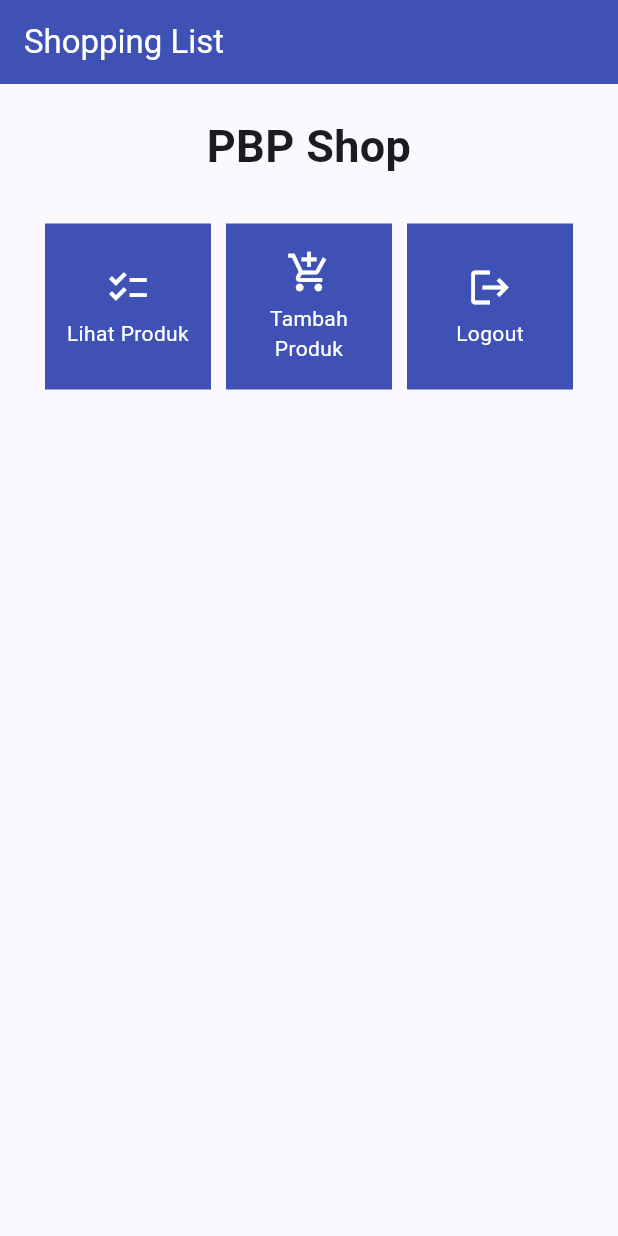
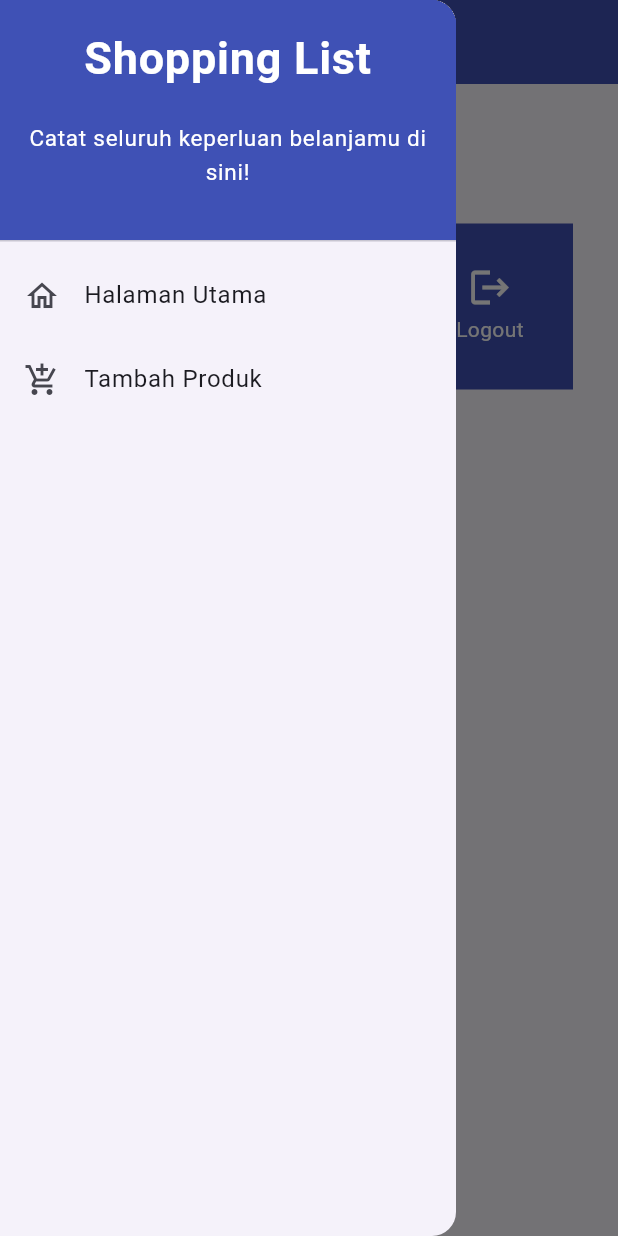
Before and after one commit to DevinFaiz/shopping-list-mobile, a Flutter app: the screen it shows after launch, with the side drawer open (before the commit the screen has no drawer), on a phone screen of 412 x 824 dp. Run offline on Flutter 3.47's test engine with Material 2 defaults, Android fonts, the phone set to English and light mode, and no system bars.

Commit message:
tutorial 7 selesai

```diff
--- a/lib/menu.dart
+++ b/lib/screens/menu.dart
@@ -1,4 +1,6 @@
 import 'package:flutter/material.dart';
+import 'package:shopping_list/widgets/left_drawer.dart';
+import 'package:shopping_list/widgets/shop_card.dart'; // Import ShopCard dari widgets
 
 class MyHomePage extends StatelessWidget {
   MyHomePage({Key? key}) : super(key: key);
@@ -26,7 +28,10 @@ class MyHomePage extends StatelessWidget {
           'Shopping List',
           style: TextStyle(color: Colors.white),
         ),
+        foregroundColor: Colors.white,
       ),
+      // Masukkan drawer sebagai parameter nilai drawer dari widget Scaffold
+      drawer: const LeftDrawer(),
       body: SingleChildScrollView(
         // Widget wrapper yang dapat discroll
         child: Padding(
@@ -67,55 +72,3 @@ class MyHomePage extends StatelessWidget {
     );
   }
 }
-
-class ShopItem {
-  final String name;
-  final IconData icon;
-
-  ShopItem(this.name, this.icon);
-}
-
-class ShopCard extends StatelessWidget {
-  final ShopItem item;
-
-  const ShopCard(this.item, {super.key}); // Constructor
-
-  @override
-  Widget build(BuildContext context) {
-    return Material(
-      color: Colors.indigo,
-      child: InkWell(
-        // Area responsive terhadap sentuhan
-        onTap: () {
-          // Memunculkan SnackBar ketika diklik
-          ScaffoldMessenger.of(context)
-            ..hideCurrentSnackBar()
-            ..showSnackBar(SnackBar(
-                content: Text("Kamu telah menekan tombol ${item.name}!")));
-        },
-        child: Container(
-          // Container untuk menyimpan Icon dan Text
-          padding: const EdgeInsets.all(8),
-          child: Center(
-            child: Column(
-              mainAxisAlignment: MainAxisAlignment.center,
-              children: [
-                Icon(
-                  item.icon,
-                  color: Colors.white,
-                  size: 30.0,
-                ),
-                const Padding(padding: EdgeInsets.all(3)),
-                Text(
-                  item.name,
-                  textAlign: TextAlign.center,
-                  style: const TextStyle(color: Colors.white),
-                ),
-              ],
-            ),
-          ),
-        ),
-      ),
-    );
-  }
-}
--- /dev/null
+++ b/lib/widgets/left_drawer.dart
@@ -0,0 +1,65 @@
+import 'package:flutter/material.dart';
+import 'package:shopping_list/screens/menu.dart';
+import 'package:shopping_list/screens/shoplist_form.dart'; // Import halaman ShopFormPage
+
+class LeftDrawer extends StatelessWidget {
+  const LeftDrawer({super.key});
+
+  @override
+  Widget build(BuildContext context) {
+    return Drawer(
+      child: ListView(
+        children: [
+          const DrawerHeader(
+            decoration: BoxDecoration(
+              color: Colors.indigo,
+            ),
+            child: Column(
+              children: [
+                Text(
+                  'Shopping List',
+                  textAlign: TextAlign.center,
+                  style: TextStyle(
+                    fontSize: 30,
+                    fontWeight: FontWeight.bold,
+                    color: Colors.white,
+                  ),
+                ),
+                Padding(padding: EdgeInsets.all(10)),
+                Text(
+                  "Catat seluruh keperluan belanjamu di sini!",
+                  textAlign: TextAlign.center,
+                  style: TextStyle(
+                    fontSize: 15,
+                    color: Colors.white,
+                    fontWeight: FontWeight.normal,
+                  ), // Tambahkan gaya teks
+                ),
+              ],
+            ),
+          ),
+          ListTile(
+            leading: const Icon(Icons.home_outlined),
+            title: const Text('Halaman Utama'),
+            onTap: () {
+              Navigator.pushReplacement(
+                context,
+                MaterialPageRoute(builder: (context) => MyHomePage()),
+              );
+            },
+          ),
+          ListTile(
+            leading: const Icon(Icons.add_shopping_cart),
+            title: const Text('Tambah Produk'),
+            onTap: () {
+              Navigator.push(
+                context,
+                MaterialPageRoute(builder: (context) => const ShopFormPage()), // Routing ke ShopFormPage
+              );
+            },
+          ),
+        ],
+      ),
+    );
+  }
+}
--- /dev/null
+++ b/lib/widgets/shop_card.dart
@@ -0,0 +1,56 @@
+import 'package:flutter/material.dart';
+import 'package:shopping_list/screens/shoplist_form.dart'; // Import halaman ShopFormPage
+
+class ShopItem {
+  final String name;
+  final IconData icon;
+
+  ShopItem(this.name, this.icon);
+}
+
+class ShopCard extends StatelessWidget {
+  final ShopItem item;
+
+  const ShopCard(this.item, {Key? key}) : super(key: key);
+
+  @override
+  Widget build(BuildContext context) {
+    return Material(
+      color: Colors.indigo,
+      child: InkWell(
+        onTap: () {
+          ScaffoldMessenger.of(context).showSnackBar(
+            SnackBar(
+              content: Text("Kamu telah menekan tombol ${item.name}!"),
+            ),
+          );
+          if (item.name == "Tambah Produk") {
+            Navigator.push(
+              context,
+              MaterialPageRoute(builder: (context) => const ShopFormPage()),
+            );
+          }
+        },
+        child: Container(
+          padding: const EdgeInsets.all(8),
+          child: Center(
+            child: Column(
+              mainAxisAlignment: MainAxisAlignment.center,
+              children: [
+                Icon(item.icon, color: Colors.white, size: 30.0),
+                Padding(
+                  padding: const EdgeInsets.all(3),
+                  child: Text(
+                    item.name,
+                    textAlign: TextAlign.center,
+                    style: const TextStyle(color: Colors.white),
+                  ),
+                ),
+              ],
+            ),
+          ),
+        ),
+      ),
+    );
+  }
+}
```
Also changed, not shown: lib/main.dart (+1 -16 lines), lib/screens/shoplist_form.dart (added, +164 -0 lines).
